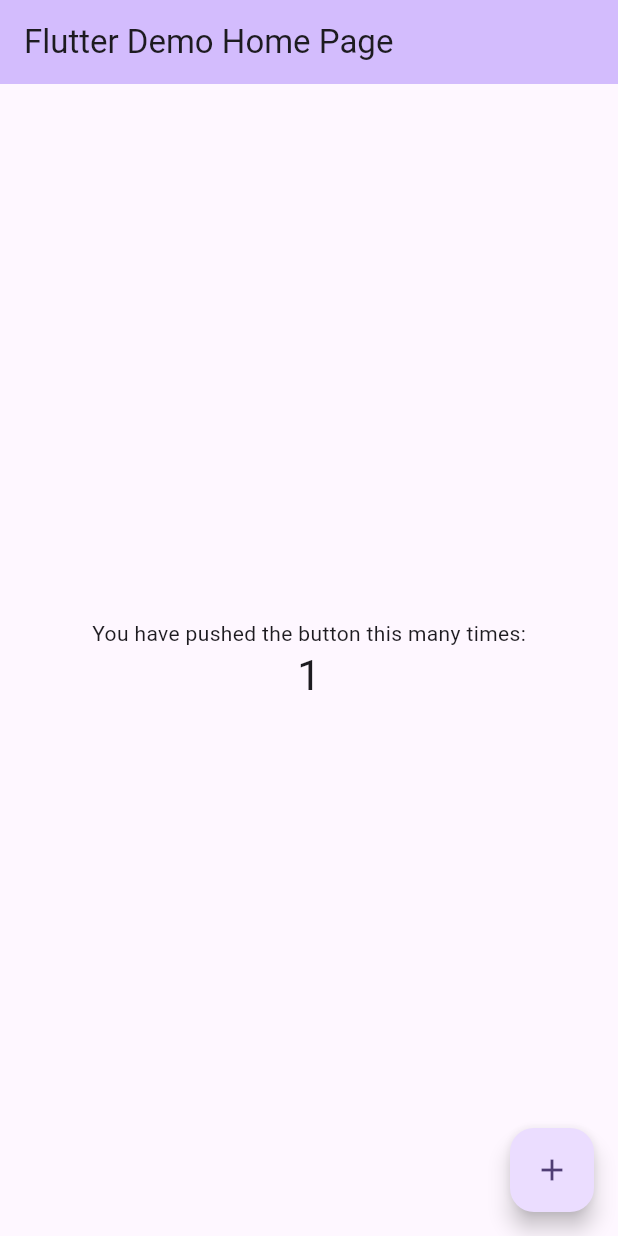
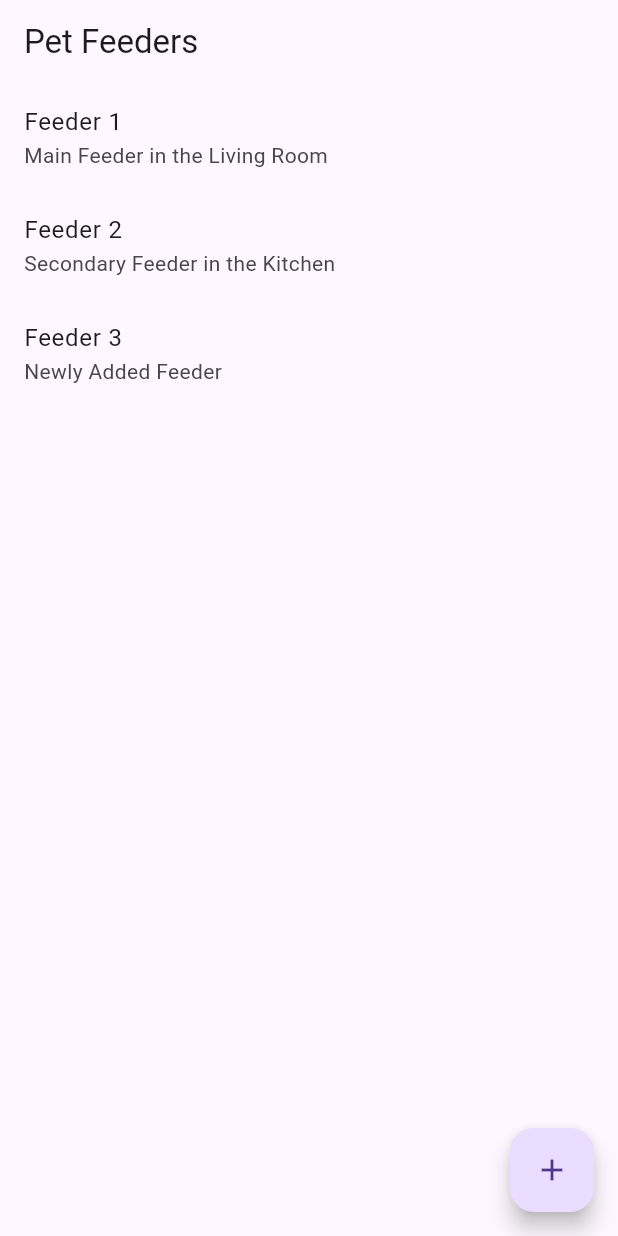
Before and after one commit to JoaoSantos27/PetFeeder, a Flutter app: the screen it shows after launch, after a tap on the "add" icon, on a phone screen of 412 x 824 dp. Run offline on Flutter 3.47's test engine with Material 3 defaults, Android fonts, the phone set to English and light mode, and no system bars.

Commit message:
Added list of feeders

```diff
--- a/lib/main.dart
+++ b/lib/main.dart
@@ -1,125 +1,68 @@
 import 'package:flutter/material.dart';
+import 'package:untitled/pages/feeder.dart';
+import 'package:untitled/pages/feeder_detail_screen.dart';
 
 void main() {
-  runApp(const MyApp());
+  runApp(MyApp());
 }
 
 class MyApp extends StatelessWidget {
-  const MyApp({super.key});
-
-  // This widget is the root of your application.
   @override
   Widget build(BuildContext context) {
     return MaterialApp(
-      title: 'Flutter Demo',
-      theme: ThemeData(
-        // This is the theme of your application.
-        //
-        // TRY THIS: Try running your application with "flutter run". You'll see
-        // the application has a purple toolbar. Then, without quitting the app,
-        // try changing the seedColor in the colorScheme below to Colors.green
-        // and then invoke "hot reload" (save your changes or press the "hot
-        // reload" button in a Flutter-supported IDE, or press "r" if you used
-        // the command line to start the app).
-        //
-        // Notice that the counter didn't reset back to zero; the application
-        // state is not lost during the reload. To reset the state, use hot
-        // restart instead.
-        //
-        // This works for code too, not just values: Most code changes can be
-        // tested with just a hot reload.
-        colorScheme: ColorScheme.fromSeed(seedColor: Colors.deepPurple),
-        useMaterial3: true,
-      ),
-      home: const MyHomePage(title: 'Flutter Demo Home Page'),
+      home: FeederListScreen(),
     );
   }
 }
 
-class MyHomePage extends StatefulWidget {
-  const MyHomePage({super.key, required this.title});
-
-  // This widget is the home page of your application. It is stateful, meaning
-  // that it has a State object (defined below) that contains fields that affect
-  // how it looks.
-
-  // This class is the configuration for the state. It holds the values (in this
-  // case the title) provided by the parent (in this case the App widget) and
-  // used by the build method of the State. Fields in a Widget subclass are
-  // always marked "final".
-
-  final String title;
-
+class FeederListScreen extends StatefulWidget {
   @override
-  State<MyHomePage> createState() => _MyHomePageState();
+  _FeederListScreenState createState() => _FeederListScreenState();
 }
 
-class _MyHomePageState extends State<MyHomePage> {
-  int _counter = 0;
+class _FeederListScreenState extends State<FeederListScreen> {
+  List<Feeder> feeders = [
+    Feeder('Feeder 1', 'Main Feeder in the Living Room'),
+    Feeder('Feeder 2', 'Secondary Feeder in the Kitchen'),
+  ];
 
-  void _incrementCounter() {
+  void _addFeeder() {
     setState(() {
-      // This call to setState tells the Flutter framework that something has
-      // changed in this State, which causes it to rerun the build method below
-      // so that the display can reflect the updated values. If we changed
-      // _counter without calling setState(), then the build method would not be
-      // called again, and so nothing would appear to happen.
-      _counter++;
+      feeders.add(Feeder('Feeder ${feeders.length + 1}', 'Newly Added Feeder'));
     });
+  }
+
+  void _navigateToFeederDetail(Feeder feeder) {
+    Navigator.push(
+      context,
+      MaterialPageRoute(
+        builder: (context) => FeederDetailScreen(feeder: feeder),
+      ),
+    );
   }
 
   @override
   Widget build(BuildContext context) {
-    // This method is rerun every time setState is called, for instance as done
-    // by the _incrementCounter method above.
-    //
-    // The Flutter framework has been optimized to make rerunning build methods
-    // fast, so that you can just rebuild anything that needs updating rather
-    // than having to individually change instances of widgets.
     return Scaffold(
       appBar: AppBar(
-        // TRY THIS: Try changing the color here to a specific color (to
-        // Colors.amber, perhaps?) and trigger a hot reload to see the AppBar
-        // change color while the other colors stay the same.
-        backgroundColor: Theme.of(context).colorScheme.inversePrimary,
-        // Here we take the value from the MyHomePage object that was created by
-        // the App.build method, and use it to set our appbar title.
-        title: Text(widget.title),
+        title: Text('Pet Feeders'),
       ),
-      body: Center(
-        // Center is a layout widget. It takes a single child and positions it
-        // in the middle of the parent.
-        child: Column(
-          // Column is also a layout widget. It takes a list of children and
-          // arranges them vertically. By default, it sizes itself to fit its
-          // children horizontally, and tries to be as tall as its parent.
-          //
-          // Column has various properties to control how it sizes itself and
-          // how it positions its children. Here we use mainAxisAlignment to
-          // center the children vertically; the main axis here is the vertical
-          // axis because Columns are vertical (the cross axis would be
-          // horizontal).
-          //
-          // TRY THIS: Invoke "debug painting" (choose the "Toggle Debug Paint"
-          // action in the IDE, or press "p" in the console), to see the
-          // wireframe for each widget.
-          mainAxisAlignment: MainAxisAlignment.center,
-          children: <Widget>[
-            const Text(
-              'You have pushed the button this many times:',
-            ),
-            Text(
-              '$_counter',
-              style: Theme.of(context).textTheme.headlineMedium,
-            ),
-          ],
-        ),
+      body: ListView.builder(
+        itemCount: feeders.length,
+        itemBuilder: (context, index) {
+          final feeder = feeders[index];
+          return ListTile(
+            title: Text(feeder.name),
+            subtitle: Text(feeder.description),
+            onTap: () => _navigateToFeederDetail(feeder),
+          );
+        },
       ),
       floatingActionButton: FloatingActionButton(
-        onPressed: _incrementCounter,
-        tooltip: 'Increment',
-        child: const Icon(Icons.add),
-      ), // This trailing comma makes auto-formatting nicer for build methods.
+        onPressed: _addFeeder,
+        child: Icon(Icons.add),
+        tooltip: 'Add a new feeder',
+      ),
     );
   }
 }
--- /dev/null
+++ b/lib/pages/feeder.dart
@@ -0,0 +1,6 @@
+class Feeder {
+  final String name;
+  final String description;
+
+  Feeder(this.name, this.description);
+}
--- /dev/null
+++ b/lib/pages/feeder_detail_screen.dart
@@ -0,0 +1,23 @@
+import 'package:flutter/material.dart';
+import 'feeder.dart';
+
+class FeederDetailScreen extends StatelessWidget {
+  final Feeder feeder;
+
+  FeederDetailScreen({required this.feeder});
+
+  @override
+  Widget build(BuildContext context) {
+    return Scaffold(
+      appBar: AppBar(
+        title: Text('Feeder Details'),
+      ),
+      body: Center(
+        child: Text(
+          'Feeder Name: ${feeder.name}',
+          style: TextStyle(fontSize: 24),
+        ),
+      ),
+    );
+  }
+}
```
Also changed, not shown: 1 other file.
